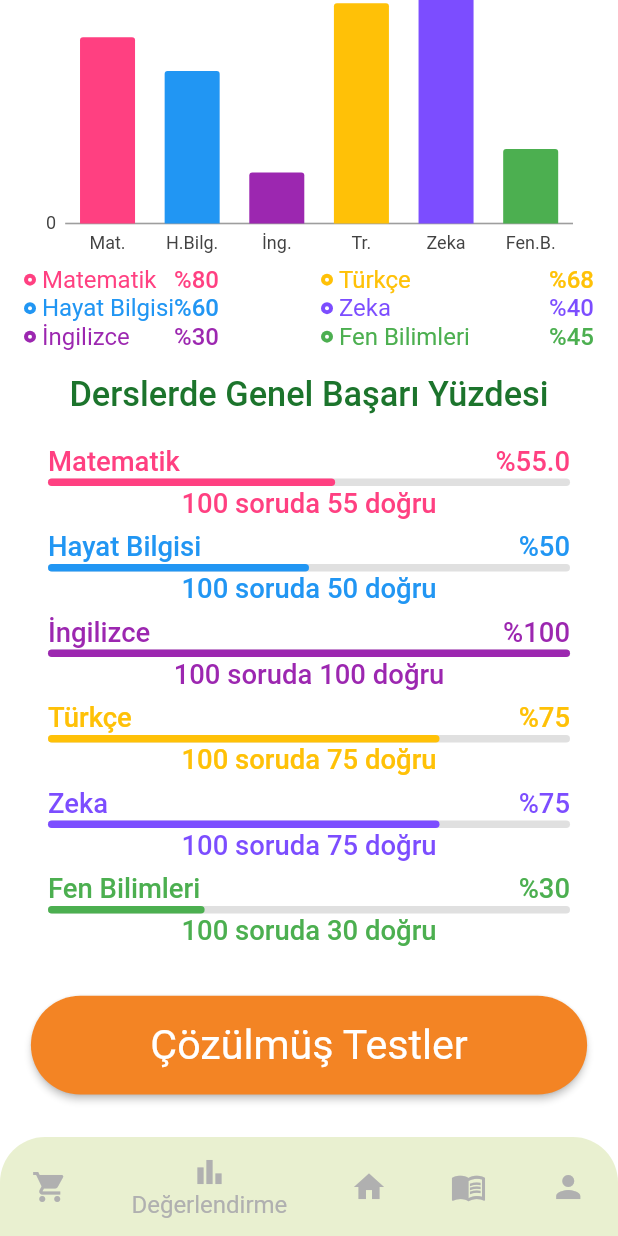
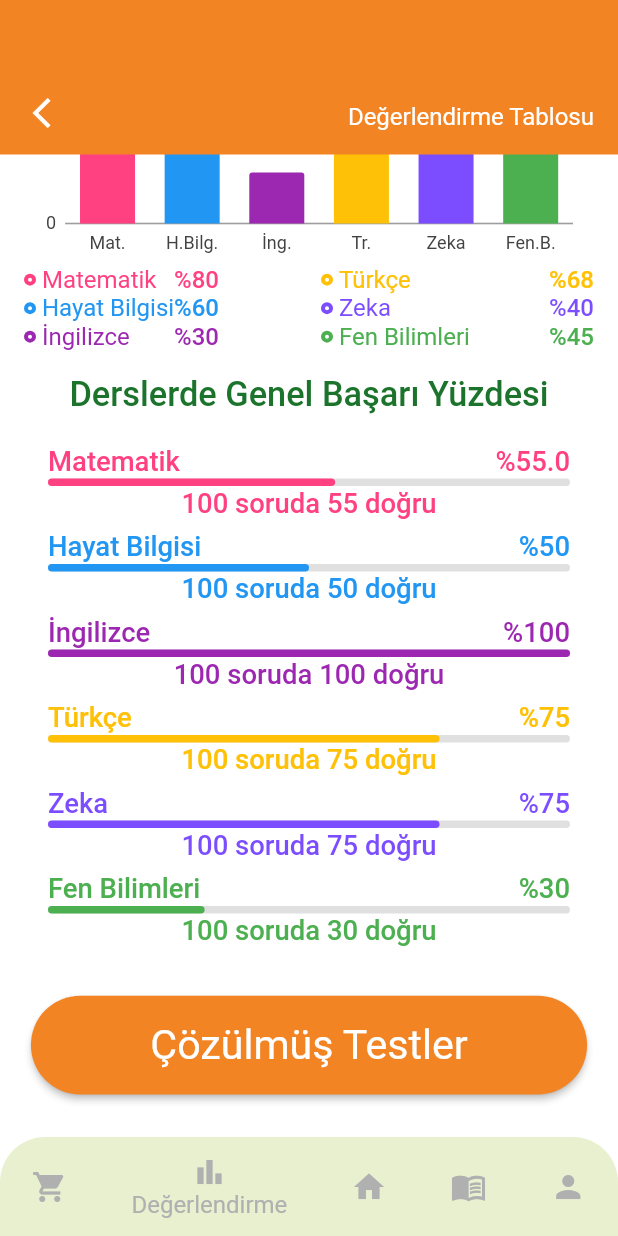
Before and after one commit to hasan-ciftci/dodi, a Flutter app: the EvaluationOverviewView screen opened by its route, scrolled down 276 dp, on a phone screen of 412 x 824 dp. Run offline on Flutter 3.47's test engine with Material 2 defaults, Android fonts, the phone set to English and light mode, and no system bars; our stand-ins replace auto_size_text, charts_flutter, flutter_screenutil, mask_text_input_formatter.

Commit message:
Evaluation overview page header position fixed.

```diff
--- a/lib/view/evaluation_overview_view.dart
+++ b/lib/view/evaluation_overview_view.dart
@@ -64,12 +64,12 @@ class _EvaluationOverviewViewState extends State<EvaluationOverviewView>
                 BouncingScrollPhysics(parent: AlwaysScrollableScrollPhysics()),
             child: Column(
               children: [
-                buildPageHeader(size),
                 buildBody(size, context),
               ],
             ),
           ),
-          buildBottomAppBar(size, context, SelectedPage.OVERVIEW)
+          buildBottomAppBar(size, context, SelectedPage.OVERVIEW),
+          buildPageHeader(size),
         ],
       ),
     );
@@ -92,6 +92,7 @@ class _EvaluationOverviewViewState extends State<EvaluationOverviewView>
     return Align(
       alignment: Alignment.topCenter,
       child: Container(
+        color: Theme.of(context).backgroundColor,
         height: size.height * .125,
         child: Padding(
           padding: EdgeInsets.all(16.0),
@@ -100,7 +101,7 @@ class _EvaluationOverviewViewState extends State<EvaluationOverviewView>
             crossAxisAlignment: CrossAxisAlignment.end,
             children: [
               GestureDetector(
-                onTap: ()=>Navigator.of(context).pop(),
+                onTap: () => Navigator.of(context).pop(),
                 child: Icon(
                   Icons.arrow_back_ios_outlined,
                   color: Colors.white,
@@ -131,6 +132,7 @@ class _EvaluationOverviewViewState extends State<EvaluationOverviewView>
     return Align(
       alignment: Alignment.bottomCenter,
       child: Container(
+        margin: EdgeInsets.only(top: size.height * .125),
         width: size.width,
         decoration: BoxDecoration(
           borderRadius: BorderRadius.only(
```
